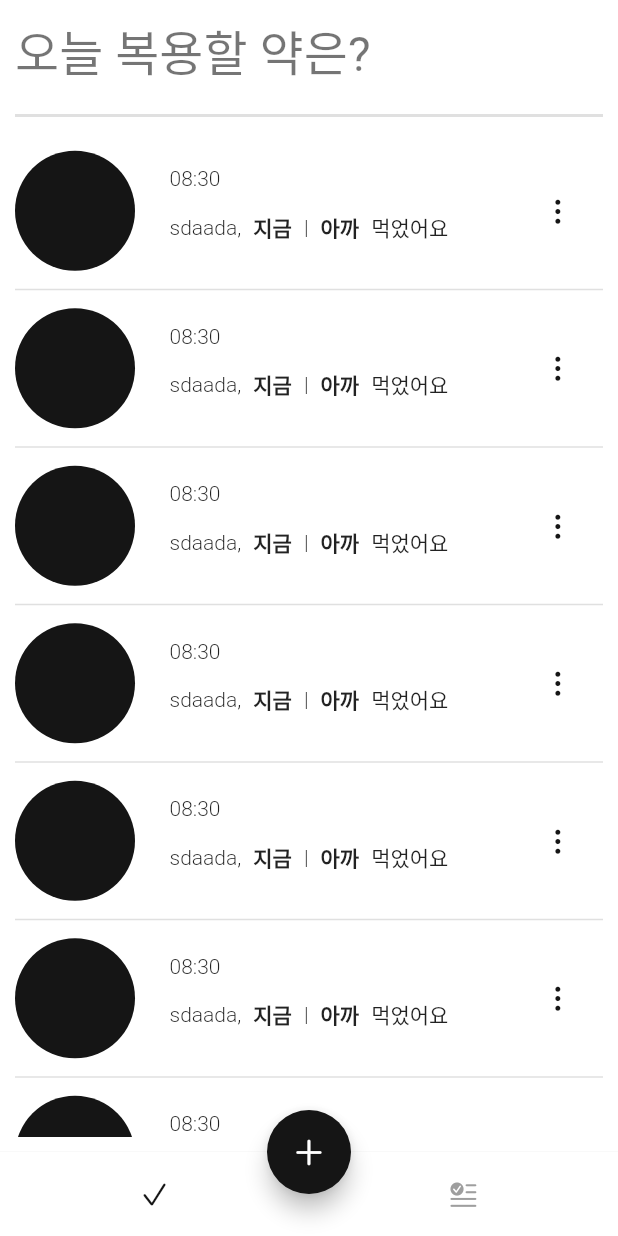
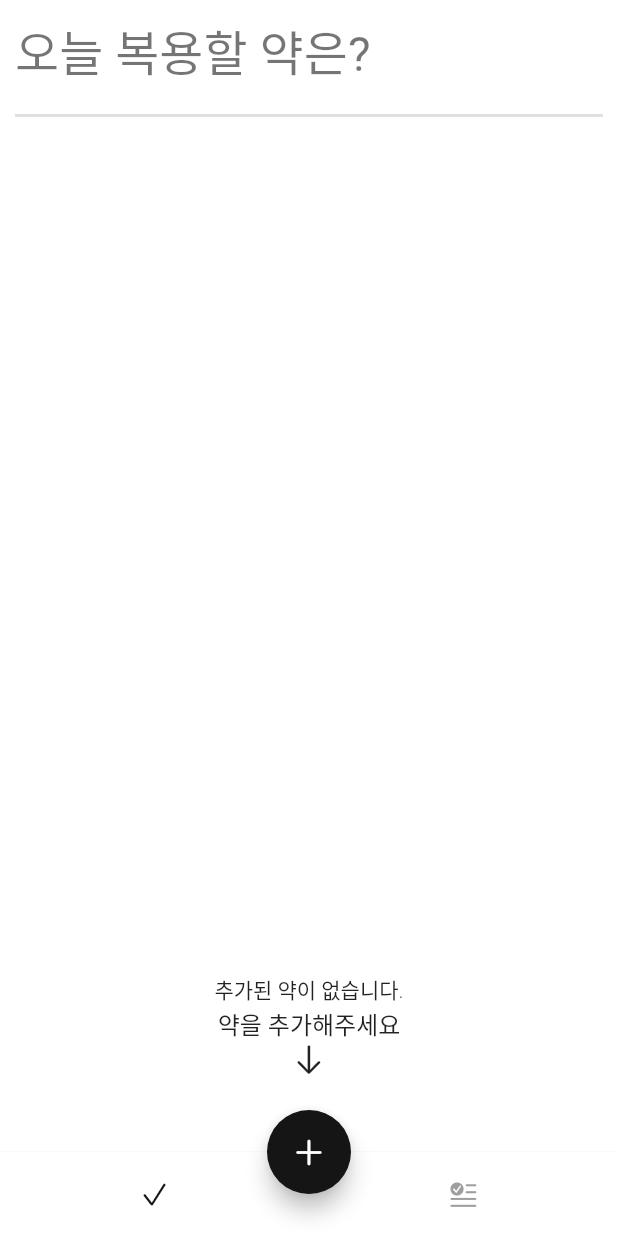
Before and after one commit to Uks98/medicine, a Flutter app: the screen it shows after launch, on a phone screen of 412 x 824 dp. Run offline on Flutter 3.47's test engine with Material 2 defaults, Android fonts, the phone set to English and light mode, and no system bars; our stand-ins replace flutter_local_notifications, flutter_native_timezone, hive, hive_flutter, image_picker, permission_handler and 1 more; accounts and stored records are empty; generated files the repository leaves out were written again; Roboto replaces fonts that are missing (GmarketSans).

```diff
--- a/lib/models/medicine.dart
+++ b/lib/models/medicine.dart
@@ -6,7 +6,7 @@ import 'package:hive/hive.dart';
 part 'medicine.g.dart';
 
 @HiveType(typeId: 1)
-class Medicine {
+class Medicine extends HiveObject{
   Medicine(
       {required this.id,
       required this.name,
--- a/lib/models/medicineHistory.dart
+++ b/lib/models/medicineHistory.dart
@@ -3,7 +3,7 @@
 
 import 'package:hive/hive.dart';
 
-part 'medicine_history.g.dart';
+part 'medicineHistory.g.dart';
 
 @HiveType(typeId: 2)
 class MedicineHistory extends HiveObject{
--- a/lib/models/medicine_alarm.dart
+++ b/lib/models/medicine_alarm.dart
@@ -0,0 +1,11 @@
+
+
+class MedicineAlarm{
+  MedicineAlarm({required this.id, required this.name, required this.imagePath, required this.alarmTime,required this.key});
+  final int id;
+  final String name;
+  final String? imagePath;
+  final String alarmTime;
+  final int key;
+
+}
--- a/lib/pages/today_page/empty_widget.dart
+++ b/lib/pages/today_page/empty_widget.dart
@@ -0,0 +1,25 @@
+import 'package:flutter/cupertino.dart';
+import 'package:flutter/material.dart';
+import 'package:medicine/components/constant.dart';
+
+
+class TodayEmpty extends StatelessWidget {
+  const TodayEmpty({Key? key}) : super(key: key);
+
+  @override
+  Widget build(BuildContext context) {
+    return Container(
+      child: Column(
+        mainAxisAlignment: MainAxisAlignment.end,
+        children: [
+          const Center(child: Text("추가된 약이 없습니다.")),
+          Text("약을 추가해주세요",style: Theme.of(context).textTheme.subtitle1,),
+          const Icon(CupertinoIcons.arrow_down),
+          const SizedBox(
+            height: largeSpace,
+          )
+        ],
+      ),
+    );
+  }
+}
--- a/lib/pages/today_page/today_page.dart
+++ b/lib/pages/today_page/today_page.dart
@@ -1,20 +1,18 @@
+import 'dart:io';
+
 import 'package:flutter/cupertino.dart';
 import 'package:flutter/material.dart';
+import 'package:hive_flutter/hive_flutter.dart';
 import 'package:medicine/components/constant.dart';
+import 'package:medicine/components/page_route.dart';
+import 'package:medicine/main.dart';
+import 'package:medicine/models/medicine.dart';
+import 'package:medicine/models/medicine_alarm.dart';
+import 'package:medicine/pages/today_page/empty_widget.dart';
 
+import '../bottomSheet/time_setting-bottomsheet.dart';
 class TodayPage extends StatelessWidget {
-   TodayPage({Key? key}) : super(key: key);
-  final list = [
-    "sdaada",
-    "sdaada",
-    "sdaada",
-    "sdaada",
-    "sdaada",
-    "sdaada",
-    "sdaada",
-    "sdaada",
-    "sdaada",
-  ];
+  const TodayPage({Key? key}) : super(key: key);
 
   @override
   Widget build(BuildContext context) {
@@ -30,21 +28,57 @@ class TodayPage extends StatelessWidget {
         ),
         Divider(
           height: 1,
-          thickness:2.0,
+          thickness: 2.0,
         ),
         Expanded(
+            child: ValueListenableBuilder(
+                valueListenable: medicineRepository.medicineBox.listenable(),
+                builder: _builderMedicineListView))
+      ],
+    );
+  }
+
+  Widget _builderMedicineListView(context, Box<Medicine> box, _) {
+    final medicines = box.values.toList();
+    //시간으로 출력해야해서 만든 리스트
+    final medicineAlarms = <MedicineAlarm>[];
+
+    if(medicines.isEmpty){
+      return TodayEmpty();
+    }
+    for (final medicine in medicines) {
+      for (final alarm in medicine.alarms) {
+        medicineAlarms.add(
+          MedicineAlarm(
+              id: medicine.id,
+              name: medicine.name,
+              imagePath: medicine.imagePath,
+              alarmTime: alarm,
+              key: medicine.key
+          ),
+        );
+      }
+    }
+
+    return Column(
+      children: [
+        const Divider(height: 1,thickness: 1.0,),
+        Expanded(
           child: ListView.separated(
-              padding: EdgeInsets.symmetric(vertical: regularSpace),
-              separatorBuilder: (context,index){
+            padding: const EdgeInsets.symmetric(vertical: regularSpace),
+            separatorBuilder: (context, index) {
               return const Divider(
                 thickness: 1,
                 height: regularSpace,
               );
             },
-              itemBuilder: (context,index){
-                return MedicineListTile(name: list[index]);
-              }, itemCount: list.length,
-        ))
+            itemBuilder: (context, index) {
+              return MedicineListTile(medicineAlarm: medicineAlarms[index]);
+            },
+            itemCount: medicineAlarms.length,
+          ),
+        ),
+        const Divider(height: 1,thickness: 1.0,),
       ],
     );
   }
@@ -52,11 +86,10 @@ class TodayPage extends StatelessWidget {
 
 class MedicineListTile extends StatelessWidget {
   const MedicineListTile({
-    Key? key,
-    required this.name,
+    Key? key, required this.medicineAlarm
   }) : super(key: key);
 
-  final String name;
+  final MedicineAlarm medicineAlarm;
 
   @override
   Widget build(BuildContext context) {
@@ -66,9 +99,12 @@ class MedicineListTile extends StatelessWidget {
         children: [
           CupertinoButton(
               padding: EdgeInsets.zero,
-              onPressed: () {},
+              onPressed: medicineAlarm.imagePath == null ? null : () {
+                Navigator.pop(context,FadePageRoute(page: ImageDetailPage(medicineAlarm: medicineAlarm)));
+              },
               child: CircleAvatar(
                 radius: 40,
+                foregroundImage:medicineAlarm.imagePath == null? null : FileImage(File(medicineAlarm.imagePath!)),
               )),
           SizedBox(
             width: smallSpace,
@@ -80,15 +116,17 @@ class MedicineListTile extends StatelessWidget {
                 crossAxisAlignment: CrossAxisAlignment.start,
                 children: [
                   Text(
-                    "08:30",
+                    "${medicineAlarm.alarmTime}",
                     style: textStyle,
                   ),
-                  SizedBox(height: 6,),
+                  SizedBox(
+                    height: 6,
+                  ),
                   Wrap(
                     crossAxisAlignment: WrapCrossAlignment.center,
                     children: [
                       Text(
-                        "$name,",
+                        "${medicineAlarm.name}",
                         style: textStyle,
                       ),
                       TileActionButton(
@@ -101,7 +139,14 @@ class MedicineListTile extends StatelessWidget {
                       ),
                       TileActionButton(
                         title: '아까',
-                        onTap: () {},
+                        onTap: () {
+                         showModalBottomSheet(context: context, builder: (context){
+                           return TimeSettingBottomSheet(
+                           initialTime:medicineAlarm.alarmTime,
+                         );},).then((value){
+                           print(value);
+                         });
+                        },
                       ),
                       Text(
                         "먹었어요",
@@ -113,11 +158,33 @@ class MedicineListTile extends StatelessWidget {
               ),
             ),
           ),
+          //삭제 버튼
           CupertinoButton(
-              onPressed: () {}, child: Icon(CupertinoIcons.ellipsis_vertical))
+              onPressed: () {
+                medicineRepository.deleteMedicine(medicineAlarm.key);
+                print(medicineAlarm.key);
+              }, child: Icon(CupertinoIcons.ellipsis_vertical))
         ],
       ),
     );
+  }
+}
+
+class ImageDetailPage extends StatelessWidget {
+  const ImageDetailPage({
+    Key? key,
+    required this.medicineAlarm,
+  }) : super(key: key);
+
+  final MedicineAlarm medicineAlarm;
+
+  @override
+  Widget build(BuildContext context) {
+    return Scaffold(
+      appBar: AppBar(leading: CloseButton(),),
+      body: Center(
+      child: Image.file(File(medicineAlarm.imagePath!)),
+    ),);
   }
 }
 
```
Also changed, not shown: lib/pages/add/add_alarm_page.dart (+8 -55 lines), lib/pages/bottomSheet/time_setting-bottomsheet.dart (+76 -0 lines). Lines whose indentation alone changed are shown as unchanged.
